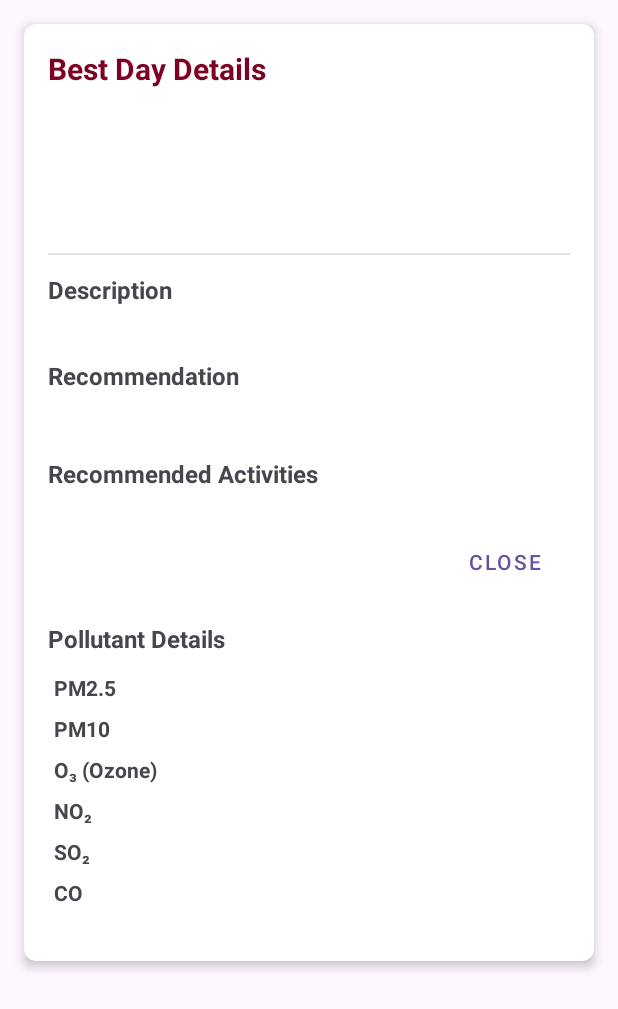
After one commit to Punvireakroth/AirAdvise, an Android app: the layout dialog_best_day_details.xml on its own in the app's theme, with its tools: preview values and no code run, on a phone screen of 412 x 824 dp. The commit adds this screen. Shown: the top 1009 px of the screen. Run offline under Robolectric (Android 15) with nearby library versions, the phone set to English and light mode, and no system bars.

Commit message:
feature/display recommended outdoor day

```diff
--- a/app/src/main/java/com/example/airadvise/models/AirQualityData.kt
+++ b/app/src/main/java/com/example/airadvise/models/AirQualityData.kt
@@ -1,8 +1,10 @@
 package com.example.airadvise.models
+
+import com.google.gson.annotations.SerializedName
 
 data class AirQualityData(
     val id: Long,
-    val locationId: Long,
+    @SerializedName("location_id") val locationId: Long,
     val aqi: Int,
     val pm25: Double,
     val pm10: Double,
--- a/app/src/main/java/com/example/airadvise/models/AirQualityForecast.kt
+++ b/app/src/main/java/com/example/airadvise/models/AirQualityForecast.kt
@@ -26,7 +26,9 @@ data class AirQualityForecast(
     @SerializedName("created_at")
     val createdAt: String? = null,
     @SerializedName("updated_at")
-    val updatedAt: String? = null
+    val updatedAt: String? = null,
+    @SerializedName("recommended_activities")
+    val recommendedActivities: RecommendedActivities? = null
 ) {
     companion object {
         @RequiresApi(Build.VERSION_CODES.O)
--- a/app/src/main/java/com/example/airadvise/views/AQIGaugeView.kt
+++ b/app/src/main/java/com/example/airadvise/views/AQIGaugeView.kt
@@ -113,7 +113,7 @@ class AQIGaugeView @JvmOverloads constructor(
         val width = width.toFloat()
         val height = height.toFloat()
         val centerX = width / 2
-        val centerY = height - 80f  // Move center point lower for half-circle
+        val centerY = height - 60f  // Move center point lower for half-circle
 
         // Size of the half-circle gauge
         val radius = Math.min(width, height * 1.6f) / 2 - 40f
--- /dev/null
+++ b/app/src/main/res/layout/dialog_best_day_details.xml
@@ -0,0 +1,245 @@
+<?xml version="1.0" encoding="utf-8"?>
+<androidx.cardview.widget.CardView xmlns:android="http://schemas.android.com/apk/res/android"
+    xmlns:app="http://schemas.android.com/apk/res-auto"
+    android:id="@+id/bestDayCard"
+    android:layout_width="match_parent"
+    android:layout_height="wrap_content"
+    android:layout_margin="16dp"
+    app:cardCornerRadius="8dp"
+    app:cardElevation="4dp"
+    android:clickable="true"
+    android:focusable="true"
+    android:foreground="?android:attr/selectableItemBackground">
+
+    <androidx.core.widget.NestedScrollView
+        android:layout_width="match_parent"
+        android:layout_height="wrap_content">
+
+        <LinearLayout
+            android:layout_width="match_parent"
+            android:layout_height="wrap_content"
+            android:orientation="vertical"
+            android:padding="16dp">
+
+            <TextView
+                android:layout_width="match_parent"
+                android:layout_height="wrap_content"
+                android:text="Best Day Details"
+                android:textSize="20sp"
+                android:textStyle="bold"
+                android:textColor="@color/colorPrimary"
+                android:layout_marginBottom="16dp" />
+
+            <LinearLayout
+                android:layout_width="match_parent"
+                android:layout_height="wrap_content"
+                android:orientation="horizontal"
+                android:gravity="center_vertical"
+                android:layout_marginBottom="16dp">
+
+                <TextView
+                    android:id="@+id/tvDialogDate"
+                    android:layout_width="0dp"
+                    android:layout_height="wrap_content"
+                    android:layout_weight="1"
+                    android:textSize="22sp"
+                    android:textStyle="bold" />
+
+                <TextView
+                    android:id="@+id/tvDialogAqi"
+                    android:layout_width="wrap_content"
+                    android:layout_height="wrap_content"
+                    android:textSize="18sp"
+                    android:padding="8dp"
+                    android:background="@drawable/rounded_bg"
+                    android:textColor="@android:color/white" />
+            </LinearLayout>
+
+            <TextView
+                android:id="@+id/tvDialogCategory"
+                android:layout_width="match_parent"
+                android:layout_height="wrap_content"
+                android:textSize="18sp"
+                android:textStyle="bold"
+                android:layout_marginBottom="12dp" />
+
+            <View
+                android:layout_width="match_parent"
+                android:layout_height="1dp"
+                android:background="#E0E0E0"
+                android:layout_marginBottom="12dp" />
+
+            <TextView
+                android:layout_width="match_parent"
+                android:layout_height="wrap_content"
+                android:text="Description"
+                android:textStyle="bold"
+                android:textSize="16sp" />
+
+            <TextView
+                android:id="@+id/tvDialogDescription"
+                android:layout_width="match_parent"
+                android:layout_height="wrap_content"
+                android:layout_marginBottom="16dp"
+                android:textSize="14sp"
+                android:lineSpacingExtra="4dp" />
+
+            <TextView
+                android:layout_width="match_parent"
+                android:layout_height="wrap_content"
+                android:text="Recommendation"
+                android:textStyle="bold"
+                android:textSize="16sp" />
+
+            <TextView
+                android:id="@+id/tvDialogRecommendation"
+                android:layout_width="match_parent"
+                android:layout_height="wrap_content"
+                android:layout_marginBottom="16dp"
+                android:textSize="14sp"
+                android:lineSpacingExtra="4dp" />
+
+            <TextView
+                android:id="@+id/tvRecommendedActivitiesTitle"
+                android:layout_width="match_parent"
+                android:layout_height="wrap_content"
+                android:text="Recommended Activities"
+                android:textStyle="bold"
+                android:textSize="16sp"
+                android:layout_marginTop="8dp"
+                android:layout_marginBottom="8dp" />
+
+            <LinearLayout
+                android:id="@+id/llActivitiesList"
+                android:layout_width="match_parent"
+                android:layout_height="wrap_content"
+                android:orientation="vertical"
+                android:layout_marginStart="8dp"
+                android:layout_marginEnd="8dp"
+                android:layout_marginBottom="16dp" />
+
+            <LinearLayout
+                android:layout_width="match_parent"
+                android:layout_height="wrap_content"
+                android:orientation="horizontal"
+                android:gravity="end">
+
+                <Button
+                    android:id="@+id/btnDialogClose"
+                    style="@style/Widget.MaterialComponents.Button.TextButton"
+                    android:layout_width="wrap_content"
+                    android:layout_height="wrap_content"
+                    android:text="Close" />
+            </LinearLayout>
+
+            <!-- Pollutant details section (optional) -->
+            <TextView
+                android:id="@+id/tvPollutantDetailsTitle"
+                android:layout_width="match_parent"
+                android:layout_height="wrap_content"
+                android:text="Pollutant Details"
+                android:textStyle="bold"
+                android:textSize="16sp"
+                android:layout_marginTop="16dp"
+                android:layout_marginBottom="8dp" />
+
+            <GridLayout
+                android:layout_width="match_parent"
+                android:layout_height="wrap_content"
+                android:columnCount="2"
+                android:rowCount="6"
+                android:layout_marginBottom="16dp">
+
+                <TextView
+                    android:layout_width="0dp"
+                    android:layout_height="wrap_content"
+                    android:layout_columnWeight="1"
+                    android:text="PM2.5"
+                    android:textStyle="bold"
+                    android:padding="4dp" />
+
+                <TextView
+                    android:id="@+id/tvPM25Value"
+                    android:layout_width="0dp"
+                    android:layout_height="wrap_content"
+                    android:layout_columnWeight="1"
+                    android:padding="4dp" />
+
+                <TextView
+                    android:layout_width="0dp"
+                    android:layout_height="wrap_content"
+                    android:layout_columnWeight="1"
+                    android:text="PM10"
+                    android:textStyle="bold"
+                    android:padding="4dp" />
+
+                <TextView
+                    android:id="@+id/tvPM10Value"
+                    android:layout_width="0dp"
+                    android:layout_height="wrap_content"
+                    android:layout_columnWeight="1"
+                    android:padding="4dp" />
+
+                <TextView
+                    android:layout_width="0dp"
+                    android:layout_height="wrap_content"
+                    android:layout_columnWeight="1"
+                    android:text="O₃ (Ozone)"
+                    android:textStyle="bold"
+                    android:padding="4dp" />
+
+                <TextView
+                    android:id="@+id/tvO3Value"
+                    android:layout_width="0dp"
+                    android:layout_height="wrap_content"
+                    android:layout_columnWeight="1"
+                    android:padding="4dp" />
+
+                <TextView
+                    android:layout_width="0dp"
+                    android:layout_height="wrap_content"
+                    android:layout_columnWeight="1"
+                    android:text="NO₂"
+                    android:textStyle="bold"
+                    android:padding="4dp" />
+
+                <TextView
+                    android:id="@+id/tvNO2Value"
+                    android:layout_width="0dp"
+                    android:layout_height="wrap_content"
+                    android:layout_columnWeight="1"
+                    android:padding="4dp" />
+
+                <TextView
+                    android:layout_width="0dp"
+                    android:layout_height="wrap_content"
+                    android:layout_columnWeight="1"
+                    android:text="SO₂"
+                    android:textStyle="bold"
+                    android:padding="4dp" />
+
+                <TextView
+                    android:id="@+id/tvSO2Value"
+                    android:layout_width="0dp"
+                    android:layout_height="wrap_content"
+                    android:layout_columnWeight="1"
+                    android:padding="4dp" />
+
+                <TextView
+                    android:layout_width="0dp"
+                    android:layout_height="wrap_content"
+                    android:layout_columnWeight="1"
+                    android:text="CO"
+                    android:textStyle="bold"
+                    android:padding="4dp" />
+
+                <TextView
+                    android:id="@+id/tvCOValue"
+                    android:layout_width="0dp"
+                    android:layout_height="wrap_content"
+                    android:layout_columnWeight="1"
+                    android:padding="4dp" />
+            </GridLayout>
+        </LinearLayout>
+    </androidx.core.widget.NestedScrollView>
+</androidx.cardview.widget.CardView>
```
Also changed, not shown: app/src/main/java/com/example/airadvise/HomeFragment.kt (+130 -35 lines), app/src/main/java/com/example/airadvise/adapters/PollutantAdapter.kt (deleted, +0 -59 lines), app/src/main/java/com/example/airadvise/models/RecommendedActivities.kt (added, +7 -0 lines), app/src/main/res/layout/fragment_home.xml (+6 -14 lines), app/src/main/res/layout/item_pollutant.xml (deleted, +0 -51 lines), app/src/main/res/layout/layout_air_quality_detail.xml (+0 -13 lines).
